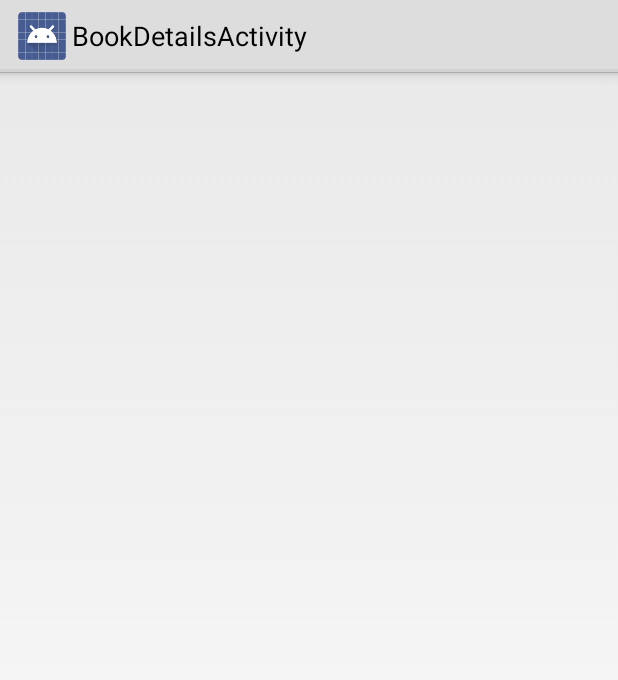
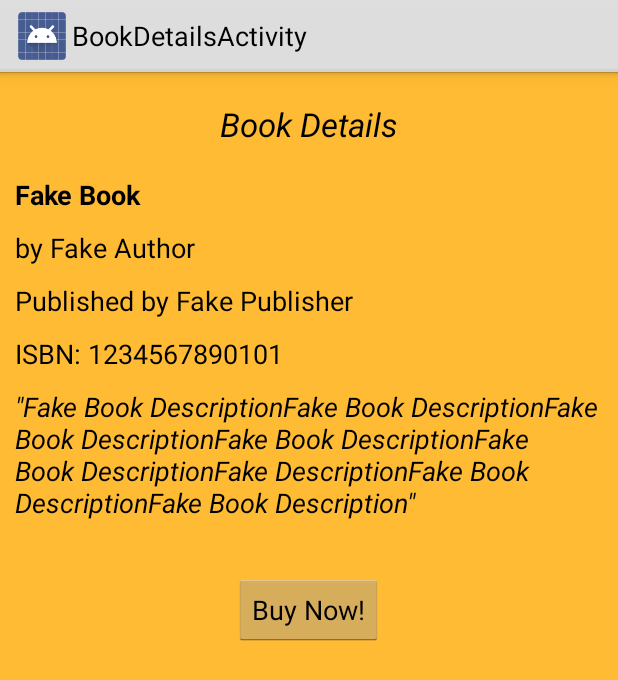
Before and after one commit to ryanwahle/Java2_Wahle, an Android app: the BookDetailsActivity screen opened directly, with no data from a screen before it, on a phone screen of 412 x 824 dp. Shown: the top 680 px of the screen. Run offline under Robolectric (Android 15) with nearby library versions, the phone set to English and light mode, and no system bars.

Commit message:
added book detail

```diff
--- a/TopHardbacks/app/src/main/java/com/ryanwahle/tophardbacks/app/BookDetailsActivity.java
+++ b/TopHardbacks/app/src/main/java/com/ryanwahle/tophardbacks/app/BookDetailsActivity.java
@@ -1,17 +1,59 @@
 package com.ryanwahle.tophardbacks.app;
 
 import android.app.Activity;
+import android.content.Intent;
+import android.net.Uri;
 import android.os.Bundle;
+import android.view.View;
+import android.widget.TextView;
 
 
 public class BookDetailsActivity extends Activity {
+
+    TextView bookNameTextView = null;
+    TextView bookAuthorTextView = null;
+    TextView bookPublisherTextView = null;
+    TextView bookISBNTextView = null;
+    TextView bookDescriptionTextView = null;
 
     @Override
     protected void onCreate(Bundle savedInstanceState) {
         super.onCreate(savedInstanceState);
         setContentView(R.layout.activity_book_details);
+
+        Bundle sentData = getIntent().getExtras();
+        if (sentData != null) {
+            String bookName = sentData.getString("bookName");
+            String bookAuthor = sentData.getString("bookAuthor");
+            String bookPublisher = sentData.getString("bookPublisher");
+            String bookISBN = sentData.getString("bookISBN");
+            String bookDescription = sentData.getString("bookDescription");
+
+            bookNameTextView = (TextView) findViewById(R.id.bookNameTextView);
+            bookAuthorTextView = (TextView) findViewById(R.id.bookAuthorTextView);
+            bookPublisherTextView = (TextView) findViewById(R.id.bookPublisherTextView);
+            bookISBNTextView = (TextView) findViewById(R.id.bookISBNTextView);
+            bookDescriptionTextView = (TextView) findViewById(R.id.bookDescriptionTextView);
+
+            bookNameTextView.setText(bookName);
+            bookAuthorTextView.setText(bookAuthor);
+            bookPublisherTextView.setText("Published by " + bookPublisher);
+            bookISBNTextView.setText("ISBN: " + bookISBN);
+            bookDescriptionTextView.setText("\"" + bookDescription + "\"");
+        }
     }
 
+    public void loadAmazonBookWebpage (View view) {
+        String amazonBookURLString = "http://www.amazon.com/gp/search/ref=sr_adv_b/?search-alias=stripbooks&unfiltered=1&field-keywords=&field-author=&field-title=&field-isbn=9780399167317&field-publisher=&node=&field-p_n_condition-type=&field-feature_browse-bin=&field-subject=&field-language=&field-dateop=During&field-datemod=&field-dateyear=&sort=relevanceexprank&Adv-Srch-Books-Submit.x=28&Adv-Srch-Books-Submit.y=8";
+        Uri amazonBookUri = Uri.parse(amazonBookURLString);
 
+        Intent amazonBookIntent = new Intent(Intent.ACTION_VIEW, amazonBookUri);
+        if (amazonBookIntent.resolveActivity(getPackageManager()) != null) {
+            startService(amazonBookIntent);
+        }
+    }
+}
 
-}
+/*
+http://www.amazon.com/gp/search/ref=sr_adv_b/?search-alias=stripbooks&unfiltered=1&field-keywords=&field-author=&field-title=&field-isbn=9780399167317&field-publisher=&node=&field-p_n_condition-type=&field-feature_browse-bin=&field-subject=&field-language=&field-dateop=During&field-datemod=&field-dateyear=&sort=relevanceexprank&Adv-Srch-Books-Submit.x=28&Adv-Srch-Books-Submit.y=8
+ */
--- a/TopHardbacks/app/src/main/java/com/ryanwahle/tophardbacks/app/MainActivity.java
+++ b/TopHardbacks/app/src/main/java/com/ryanwahle/tophardbacks/app/MainActivity.java
@@ -132,7 +132,6 @@ public class MainActivity extends Activity {
     }
 
     public void loadBookDetails(int row) {
-
         HashMap<String, String> bookItemHashMap = booksArrayList.get(row);
 
         String bookName = bookItemHashMap.get("bookName").toString();
@@ -150,8 +149,6 @@ public class MainActivity extends Activity {
         bookDetailsIntent.putExtra("bookISBN", bookISBN);
 
         startActivityForResult(bookDetailsIntent, 0);
-
-
     }
 
 
--- a/TopHardbacks/app/src/main/res/layout/activity_book_details.xml
+++ b/TopHardbacks/app/src/main/res/layout/activity_book_details.xml
@@ -1,11 +1,84 @@
-<RelativeLayout xmlns:android="http://schemas.android.com/apk/res/android"
-    xmlns:tools="http://schemas.android.com/tools"
-    android:layout_width="match_parent"
-    android:layout_height="match_parent"
-    android:paddingLeft="@dimen/activity_horizontal_margin"
-    android:paddingRight="@dimen/activity_horizontal_margin"
-    android:paddingTop="@dimen/activity_vertical_margin"
-    android:paddingBottom="@dimen/activity_vertical_margin"
-    tools:context="com.ryanwahle.tophardbacks.app.BookDetailsActivity">
+<LinearLayout
+    android:orientation="vertical"
+    android:layout_width="fill_parent"
+    android:layout_height="fill_parent"
+    xmlns:android="http://schemas.android.com/apk/res/android"
+    android:background="@android:color/holo_orange_light">
 
-</RelativeLayout>
+    <TextView
+        android:layout_width="wrap_content"
+        android:layout_height="wrap_content"
+        android:textAppearance="?android:attr/textAppearanceLarge"
+        android:text="Book Details"
+        android:id="@+id/textView4"
+        android:layout_gravity="center_horizontal"
+        android:textStyle="italic"
+        android:layout_marginTop="20dp" />
+
+    <TextView
+        android:layout_width="wrap_content"
+        android:layout_height="wrap_content"
+        android:textAppearance="?android:attr/textAppearanceMedium"
+        android:text="Fake Book"
+        android:id="@+id/bookNameTextView"
+        android:layout_marginLeft="10dp"
+        android:layout_marginRight="10dp"
+        android:layout_marginTop="20dp"
+        android:layout_marginBottom="5dp"
+        android:textStyle="bold" />
+
+    <TextView
+        android:layout_width="wrap_content"
+        android:layout_height="wrap_content"
+        android:textAppearance="?android:attr/textAppearanceMedium"
+        android:text="by Fake Author"
+        android:id="@+id/bookAuthorTextView"
+        android:layout_marginLeft="10dp"
+        android:layout_marginRight="10dp"
+        android:layout_marginTop="5dp"
+        android:layout_marginBottom="5dp" />
+
+    <TextView
+        android:layout_width="wrap_content"
+        android:layout_height="wrap_content"
+        android:textAppearance="?android:attr/textAppearanceMedium"
+        android:text="Published by Fake Publisher"
+        android:id="@+id/bookPublisherTextView"
+        android:layout_marginLeft="10dp"
+        android:layout_marginRight="10dp"
+        android:layout_marginTop="5dp"
+        android:layout_marginBottom="5dp" />
+
+    <TextView
+        android:layout_width="wrap_content"
+        android:layout_height="wrap_content"
+        android:textAppearance="?android:attr/textAppearanceMedium"
+        android:text="ISBN: 1234567890101"
+        android:id="@+id/bookISBNTextView"
+        android:layout_marginLeft="10dp"
+        android:layout_marginRight="10dp"
+        android:layout_marginTop="5dp"
+        android:layout_marginBottom="5dp" />
+
+    <TextView
+        android:layout_width="wrap_content"
+        android:layout_height="wrap_content"
+        android:textAppearance="?android:attr/textAppearanceMedium"
+        android:text='"Fake Book DescriptionFake Book DescriptionFake Book DescriptionFake Book DescriptionFake Book DescriptionFake DescriptionFake Book DescriptionFake Book Description"'
+        android:id="@+id/bookDescriptionTextView"
+        android:textStyle="italic"
+        android:layout_marginLeft="10dp"
+        android:layout_marginRight="10dp"
+        android:layout_marginTop="5dp"
+        android:layout_marginBottom="5dp" />
+
+    <Button
+        android:layout_width="wrap_content"
+        android:layout_height="wrap_content"
+        android:text="Buy Now!"
+        android:id="@+id/buyNowButton"
+        android:layout_gravity="center_horizontal"
+        android:layout_marginTop="30dp"
+        android:onClick="loadAmazonBookWebpage"
+        android:enabled="true" />
+</LinearLayout>
```
